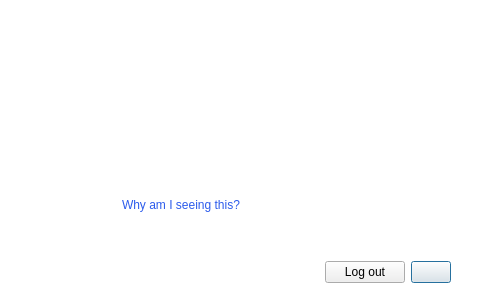
meganz/MEGAsync, file src/MEGASync/gui/ui/VerifyLockMessage.ui: the form before one commit.
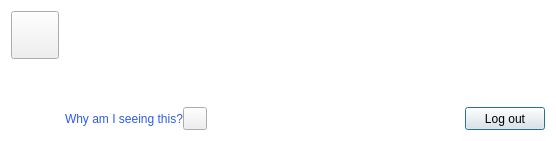
The form after the commit. Icons and pictures are not drawn. Custom widgets are drawn as their Qt base class.

```diff
--- a/src/MEGASync/gui/ui/VerifyLockMessage.ui
+++ b/src/MEGASync/gui/ui/VerifyLockMessage.ui
@@ -6,24 +6,24 @@
    <rect>
     <x>0</x>
     <y>0</y>
-    <width>480</width>
-    <height>307</height>
+    <width>590</width>
+    <height>230</height>
    </rect>
   </property>
   <property name="minimumSize">
    <size>
-    <width>480</width>
+    <width>0</width>
     <height>0</height>
    </size>
   </property>
   <property name="maximumSize">
    <size>
-    <width>480</width>
+    <width>16777215</width>
     <height>16777215</height>
    </size>
   </property>
   <property name="windowTitle">
-   <string/>
+   <string notr="true">MEGA</string>
   </property>
   <property name="styleSheet">
    <string notr="true">#VerifyLockMessage
@@ -31,125 +31,57 @@
 background-color: #ffffff; /*colorToken.page-background*/
 }
 
-#bWarning
-{
-border: none;
-}
-
-#lVerifyEmailTitle
-{
-font-size: 13px;
-font-weight: bold;
-}
-
-#lVerifyEmailDesc
-{
-font-size: 12px;
-line-height: 14px;
-}
-
 #lWhySeenThis
 {
-border: none;
-font-size: 12px;
-line-height: 20px;
 color: #ff2C5BEB; /*colorToken.link-primary*/
 }
-
-#lEmailSent[state=&quot;success&quot;]
-{
-color: #ff0078a4; /*colorToken.text-info*/
-}
-
-#lEmailSent[state=&quot;fail&quot;]
-{
-color: #ff0078a4; /*colorToken.text-error*/
-}</string>
+</string>
   </property>
   <property name="TOKENIZED" stdset="0">
    <bool>true</bool>
   </property>
+  <layout class="QHBoxLayout" name="horizontalLayout_2">
+   <property name="sizeConstraint">
+    <enum>QLayout::SetFixedSize</enum>
+   </property>
+   <item>
   <layout class="QVBoxLayout" name="verticalLayout_2">
-   <property name="spacing">
-    <number>12</number>
-   </property>
-   <property name="leftMargin">
-    <number>20</number>
-   </property>
-   <property name="topMargin">
-    <number>15</number>
-   </property>
-   <property name="rightMargin">
-    <number>20</number>
-   </property>
-   <property name="bottomMargin">
-    <number>15</number>
-   </property>
    <item>
-    <layout class="QHBoxLayout" name="horizontalLayout_4">
-     <property name="spacing">
-      <number>22</number>
-     </property>
-     <property name="leftMargin">
-      <number>20</number>
-     </property>
-     <property name="topMargin">
-      <number>0</number>
-     </property>
-     <property name="rightMargin">
-      <number>17</number>
-     </property>
-     <item>
-      <widget class="QWidget" name="wWarning" native="true">
-       <layout class="QVBoxLayout" name="verticalLayout_3">
-        <property name="leftMargin">
-         <number>0</number>
-        </property>
-        <property name="topMargin">
-         <number>0</number>
-        </property>
-        <property name="rightMargin">
-         <number>0</number>
-        </property>
-        <property name="bottomMargin">
-         <number>0</number>
-        </property>
-        <item>
-         <spacer name="verticalSpacer_2">
-          <property name="orientation">
-           <enum>Qt::Vertical</enum>
-          </property>
-          <property name="sizeHint" stdset="0">
-           <size>
-            <width>20</width>
-            <height>40</height>
-           </size>
-          </property>
-         </spacer>
-        </item>
-        <item>
-         <widget class="QToolButton" name="bWarning">
+      <widget class="IconLabel" name="bWarning">
           <property name="minimumSize">
            <size>
-            <width>60</width>
-            <height>60</height>
+         <width>48</width>
+         <height>48</height>
            </size>
           </property>
           <property name="maximumSize">
            <size>
-            <width>60</width>
-            <height>60</height>
-           </size>
-          </property>
+         <width>48</width>
+         <height>48</height>
+        </size>
+       </property>
+       <property name="layoutDirection">
+        <enum>Qt::LeftToRight</enum>
+       </property>
+       <property name="styleSheet">
+        <string notr="true"/>
+       </property>
           <property name="text">
            <string/>
           </property>
+       <property name="icon">
+        <iconset resource="../Resources_common.qrc">
+         <normaloff>:/alert-triangle_medium_thin_outline.svg</normaloff>:/alert-triangle_medium_thin_outline.svg</iconset>
+       </property>
           <property name="iconSize">
            <size>
             <width>60</width>
             <height>60</height>
            </size>
           </property>
+       <property name="normal_off" stdset="0">
+        <string notr="true">support-warning</string>
+       </property>
          </widget>
         </item>
         <item>
@@ -166,10 +98,17 @@
          </spacer>
         </item>
        </layout>
-      </widget>
-     </item>
+   </item>
+   <item>
+    <layout class="QVBoxLayout" name="verticalLayout_3">
      <item>
       <widget class="QWidget" name="wContainer" native="true">
+       <property name="minimumSize">
+        <size>
+         <width>480</width>
+         <height>0</height>
+        </size>
+       </property>
        <layout class="QVBoxLayout" name="verticalLayout">
         <property name="leftMargin">
          <number>0</number>
@@ -194,6 +133,12 @@
           <property name="type" stdset="0">
            <string notr="true">title</string>
           </property>
+          <property name="font-size" stdset="0">
+           <string notr="true">label-2</string>
+          </property>
+          <property name="semibold" stdset="0">
+           <bool>false</bool>
+          </property>
          </widget>
         </item>
         <item>
@@ -210,22 +155,24 @@
           <property name="wordWrap">
            <bool>true</bool>
           </property>
+          <property name="font-size" stdset="0">
+           <string notr="true">body-2</string>
+          </property>
+          <property name="regular" stdset="0">
+           <bool>false</bool>
+          </property>
+         </widget>
+        </item>
+       </layout>
          </widget>
         </item>
         <item>
-         <widget class="QWidget" name="wWhySeenThis" native="true">
           <layout class="QHBoxLayout" name="horizontalLayout">
-           <property name="leftMargin">
+       <property name="spacing">
             <number>0</number>
            </property>
-           <property name="topMargin">
-            <number>0</number>
-           </property>
-           <property name="rightMargin">
-            <number>0</number>
-           </property>
-           <property name="bottomMargin">
-            <number>0</number>
+       <property name="sizeConstraint">
+        <enum>QLayout::SetFixedSize</enum>
            </property>
            <item>
             <widget class="QLabel" name="lWhySeenThis">
@@ -235,52 +182,31 @@
              <property name="text">
               <string>Why am I seeing this?</string>
              </property>
-            </widget>
-           </item>
-           <item>
-            <spacer name="horizontalSpacer">
-             <property name="orientation">
-              <enum>Qt::Horizontal</enum>
-             </property>
-             <property name="sizeHint" stdset="0">
-              <size>
-               <width>40</width>
-               <height>20</height>
-              </size>
-             </property>
-            </spacer>
-           </item>
-          </layout>
-         </widget>
-        </item>
-       </layout>
-      </widget>
-     </item>
-    </layout>
-   </item>
+         <property name="font-size" stdset="0">
+          <string notr="true">body-2</string>
+         </property>
+         <property name="semibold" stdset="0">
+          <bool>false</bool>
+         </property>
+        </widget>
+       </item>
    <item>
-    <widget class="QWidget" name="wButtons" native="true">
-     <layout class="QHBoxLayout" name="horizontalLayout_2">
-      <item>
-       <spacer name="horizontalSpacer_3">
-        <property name="orientation">
-         <enum>Qt::Horizontal</enum>
-        </property>
-        <property name="sizeHint" stdset="0">
-         <size>
-          <width>50</width>
-          <height>20</height>
-         </size>
-        </property>
-       </spacer>
-      </item>
-      <item>
-       <widget class="QLabel" name="lEmailSent">
-        <property name="styleSheet">
-         <string notr="true"/>
-        </property>
+        <widget class="TokenizableToolButton" name="tbOpenLink">
         <property name="text">
-         <string/>
+          <string notr="true"/>
+         </property>
+         <property name="icon">
+          <iconset resource="../Resources_light.qrc">
+           <normaloff>:/external-link_small_thin_outline_icon_primary</normaloff>:/external-link_small_thin_outline_icon_primary</iconset>
+         </property>
+         <property name="dimension" stdset="0">
+          <string notr="true">small</string>
+         </property>
+         <property name="outline" stdset="0">
+          <bool>false</bool>
+         </property>
+         <property name="normal_off" stdset="0">
+          <string notr="true">link-primary</string>
         </property>
        </widget>
       </item>
@@ -291,7 +217,7 @@
         </property>
         <property name="sizeHint" stdset="0">
          <size>
-          <width>1</width>
+           <width>40</width>
           <height>20</height>
          </size>
         </property>
@@ -299,6 +225,12 @@
       </item>
       <item>
        <widget class="QPushButton" name="bLogout">
+         <property name="sizePolicy">
+          <sizepolicy hsizetype="Preferred" vsizetype="Preferred">
+           <horstretch>0</horstretch>
+           <verstretch>0</verstretch>
+          </sizepolicy>
+         </property>
         <property name="text">
          <string>Log out</string>
         </property>
@@ -310,27 +242,27 @@
         </property>
        </widget>
       </item>
-      <item>
-       <widget class="QPushButton" name="bResendEmail">
-        <property name="text">
-         <string/>
-        </property>
-        <property name="default">
-         <bool>true</bool>
-        </property>
-        <property name="type" stdset="0">
-         <string notr="true">primary</string>
-        </property>
-        <property name="dimension" stdset="0">
-         <string notr="true">small</string>
-        </property>
-       </widget>
-      </item>
-     </layout>
-    </widget>
+      </layout>
+     </item>
+    </layout>
    </item>
   </layout>
  </widget>
- <resources/>
+ <customwidgets>
+  <customwidget>
+   <class>TokenizableToolButton</class>
+   <extends>QToolButton</extends>
+   <header>tokenizer/TokenizableItems/TokenizableButtons.h </header>
+  </customwidget>
+  <customwidget>
+   <class>IconLabel</class>
+   <extends>QToolButton</extends>
+   <header>tokenizer/TokenizableItems/IconLabel.h</header>
+  </customwidget>
+ </customwidgets>
+ <resources>
+  <include location="../Resources_common.qrc"/>
+  <include location="../Resources_light.qrc"/>
+ </resources>
  <connections/>
 </ui>
```
Lines whose indentation alone changed are shown as unchanged.
